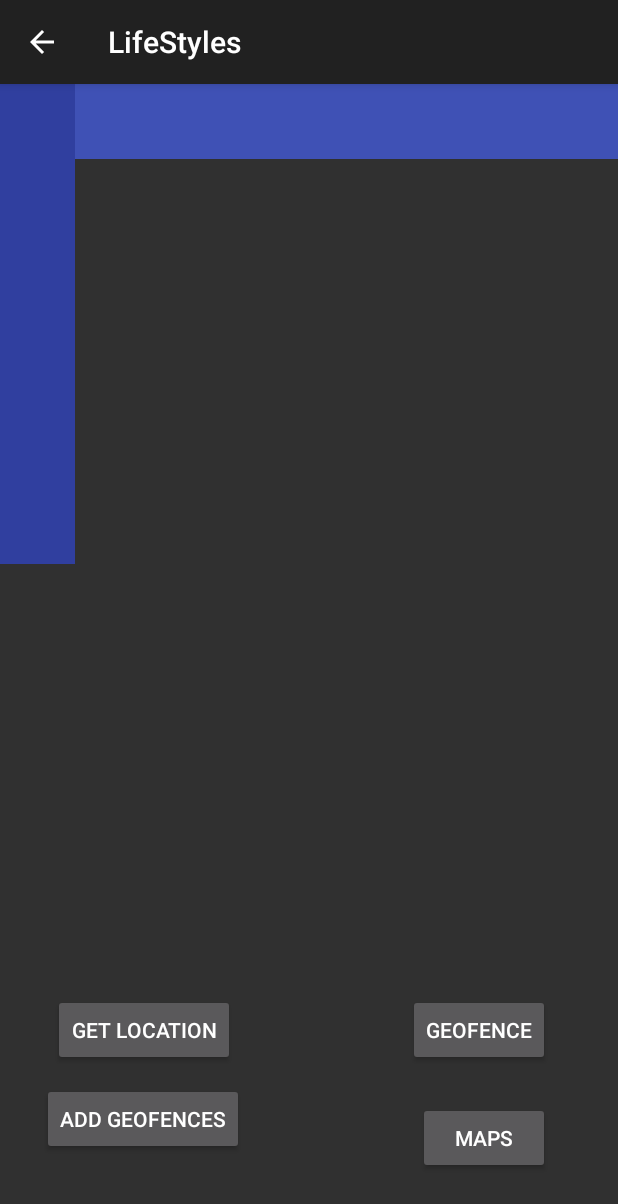
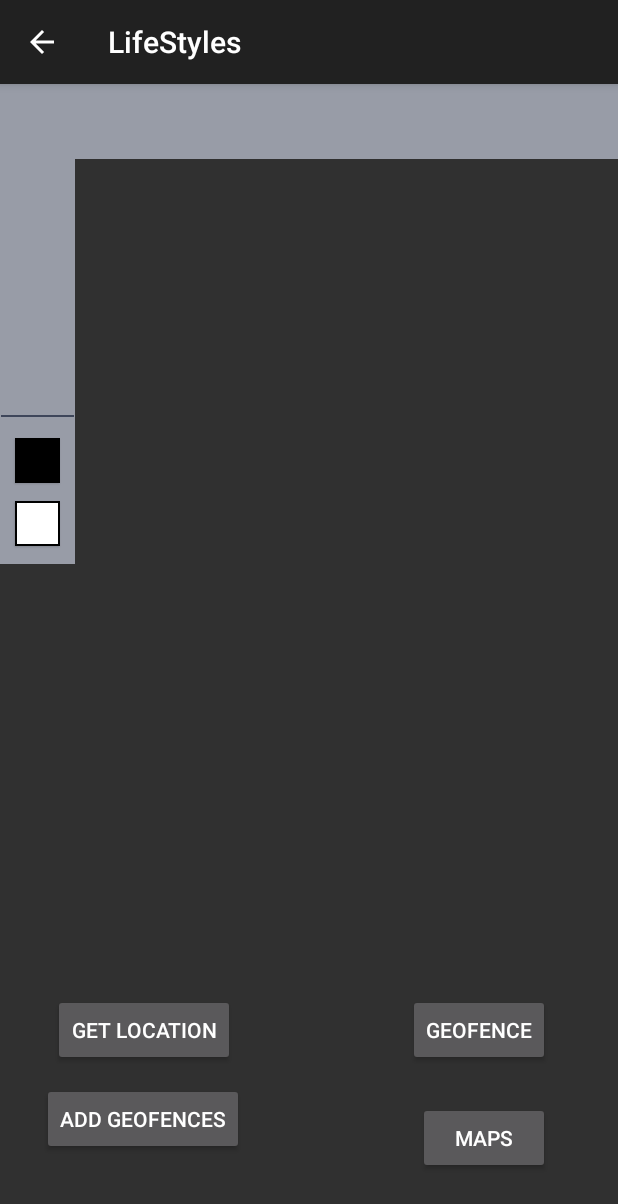
Before and after one commit to BenHunt-io/Lifestyles, an Android app: the screen it shows after launch (Geofencing), on a phone screen of 412 x 824 dp. Shown: the top 1204 px of the screen. Run offline under Robolectric (Android 15) with nearby library versions, the phone set to English and light mode, and no system bars.

Commit message:
Added Paint Buckets via XML ShapeDrawables

```diff
--- /dev/null
+++ b/app/src/main/res/drawable/fill.xml
@@ -0,0 +1,13 @@
+<?xml version="1.0" encoding="utf-8"?>
+<shape
+    xmlns:android="http://schemas.android.com/apk/res/android"
+        android:shape="rectangle" >
+    <size
+        android:height="25dp"
+        android:width="25dp"/>
+    <solid
+        android:color="#FFFFFF"/>
+    <stroke
+        android:color="#000000"
+        android:width="1dp"/>
+    </shape>
--- /dev/null
+++ b/app/src/main/res/drawable/map_tools_divider.xml
@@ -0,0 +1,9 @@
+<?xml version="1.0" encoding="utf-8"?>
+<shape
+    xmlns:android="http://schemas.android.com/apk/res/android"
+    android:shape="line" >
+    <stroke
+        android:color="@color/color_line_dark_blue"
+        android:width="1dp">
+    </stroke>
+</shape>
--- /dev/null
+++ b/app/src/main/res/drawable/stroke.xml
@@ -0,0 +1,13 @@
+<?xml version="1.0" encoding="utf-8"?>
+<shape
+    xmlns:android="http://schemas.android.com/apk/res/android"
+        android:shape="rectangle" >
+    <size
+        android:height="5dp"
+        android:width="5dp"/>
+    <solid
+        android:color="#000000"/>
+    <stroke
+        android:color="#000000"
+        android:width="1dp"/>
+    </shape>
--- a/app/src/main/res/layout/activity_geofencing.xml
+++ b/app/src/main/res/layout/activity_geofencing.xml
@@ -27,13 +27,10 @@
         android:elevation="4dp"
         android:theme="@style/ThemeOverlay.AppCompat.ActionBar"
         app:popupTheme="@style/ThemeOverlay.AppCompat.Light"
-        android:layout_marginRight="0dp"
         app:layout_constraintRight_toRightOf="parent"
-        android:layout_marginLeft="0dp"
         app:layout_constraintLeft_toLeftOf="parent"
         app:layout_constraintHorizontal_bias="0.0"
         app:layout_constraintTop_toTopOf="parent"
-        android:layout_marginTop="0dp"
         app:layout_constraintBottom_toBottomOf="parent"
         android:layout_marginBottom="8dp"
         app:layout_constraintVertical_bias="0.0" />
@@ -43,7 +40,7 @@
         android:layout_width="wrap_content"
         android:layout_height="wrap_content"
         android:text="GeoFence"
-        tools:layout_editor_absoluteY="381dp"
+        tools:layout_editor_absoluteY="431dp"
         tools:layout_editor_absoluteX="52dp" />
 
     <TextView
@@ -51,7 +48,7 @@
         android:layout_width="wrap_content"
         android:layout_height="wrap_content"
         android:text="TextView"
-        tools:layout_editor_absoluteY="470dp"
+        tools:layout_editor_absoluteY="520dp"
         tools:layout_editor_absoluteX="35dp" />
 
     <TextView
@@ -59,7 +56,7 @@
         android:layout_width="wrap_content"
         android:layout_height="wrap_content"
         android:text="TextView"
-        tools:layout_editor_absoluteY="470dp"
+        tools:layout_editor_absoluteY="520dp"
         tools:layout_editor_absoluteX="103dp" />
 
     <Button
@@ -116,35 +113,17 @@
         android:text="Confirm Location"
         app:layout_constraintLeft_toLeftOf="parent"
         app:layout_constraintRight_toRightOf="parent"
-        tools:layout_editor_absoluteY="182dp"
         android:layout_marginStart="50dp"
-        app:layout_constraintHorizontal_bias="1.0" />
-
-    <LinearLayout
-        android:background="@color/colorPrimaryDark"
-        android:layout_width="0dp"
-        android:layout_height="320dp"
-        android:layout_marginBottom="186dp"
-        android:orientation="vertical"
-        app:layout_constraintBottom_toBottomOf="parent"
-        app:layout_constraintLeft_toLeftOf="parent"
-        app:layout_constraintRight_toLeftOf="@+id/rectangleLayout"
-        android:id="@+id/linearLayout"
-        app:layout_constraintHorizontal_bias="1.0"
-        app:layout_constraintTop_toTopOf="@+id/linearLayout3"
-        android:layout_marginTop="0dp"
-        app:layout_constraintVertical_bias="0.0"></LinearLayout>
+        app:layout_constraintHorizontal_bias="0.0"
+        android:layout_marginTop="-7dp"
+        app:layout_constraintTop_toBottomOf="@+id/my_toolbar" />
 
     <LinearLayout
         android:id="@+id/linearLayout3"
 
         android:layout_width="0dp"
         android:layout_height="0dp"
-        android:layout_marginBottom="0dp"
-        android:layout_marginLeft="0dp"
-        android:layout_marginRight="0dp"
-        android:layout_marginTop="0dp"
-        android:background="@color/colorPrimary"
+        android:background="@color/light_blue_white"
         android:orientation="horizontal"
         app:layout_constraintBottom_toTopOf="@+id/mapLayout"
         app:layout_constraintHorizontal_bias="1.0"
@@ -169,6 +148,46 @@
         app:layout_constraintVertical_bias="0.0"
         app:layout_constraintTop_toBottomOf="@+id/my_toolbar"></LinearLayout>
 
+    <ImageButton
+        android:id="@+id/fillButton"
+        android:layout_width="30dp"
+        android:layout_height="30dp"
+        android:layout_alignParentStart="true"
+        android:layout_alignParentTop="true"
+        android:layout_marginBottom="12dp"
+        app:layout_constraintBottom_toBottomOf="@+id/linearLayout"
+        app:layout_constraintLeft_toLeftOf="parent"
+        app:layout_constraintRight_toLeftOf="@+id/rectangleLayout"
+        android:background="@drawable/fill"
+        android:translationZ="1dp"/>
+    <!-- Higher the translationZ the higher it will appear on the stack of other views (Foreground)-->
+
+    <ImageButton
+        android:id="@+id/strokeButton"
+        android:layout_width="30dp"
+        android:layout_height="30dp"
+        android:layout_alignParentStart="true"
+        android:layout_alignParentTop="true"
+        android:layout_marginBottom="12dp"
+        app:layout_constraintLeft_toLeftOf="parent"
+        app:layout_constraintRight_toLeftOf="@+id/rectangleLayout"
+        android:background="@drawable/stroke"
+        android:translationZ="1dp"
+        app:layout_constraintBottom_toTopOf="@+id/fillButton" />
+
+    <ImageView
+        android:id="@+id/paintBucketDivider"
+        android:layout_width="50dp"
+        android:layout_height="5dp"
+        android:layout_alignParentStart="true"
+        android:layout_centerVertical="true"
+        android:layout_marginLeft="0dp"
+        android:translationZ="1dp"
+        app:layout_constraintLeft_toLeftOf="parent"
+        app:srcCompat="@drawable/map_tools_divider"
+        android:layout_marginBottom="12dp"
+        app:layout_constraintBottom_toTopOf="@+id/strokeButton" />
+
     <RelativeLayout
         android:id="@+id/rectangleLayout"
         android:layout_width="0dp"
@@ -178,13 +197,35 @@
         android:layout_marginTop="50dp"
         android:orientation="vertical"
         app:layout_constraintBottom_toBottomOf="parent"
-        app:layout_constraintHorizontal_bias="1.0"
+        app:layout_constraintHorizontal_bias="0.0"
         app:layout_constraintLeft_toLeftOf="parent"
         app:layout_constraintRight_toRightOf="parent"
         app:layout_constraintTop_toBottomOf="@+id/my_toolbar"
         app:layout_constraintVertical_bias="0.0">
 
     </RelativeLayout>
+
+    <android.support.constraint.Guideline
+        android:layout_width="wrap_content"
+        android:layout_height="wrap_content"
+        android:id="@+id/guideline2"
+        app:layout_constraintGuide_begin="20dp"
+        android:orientation="vertical"
+        tools:layout_editor_absoluteY="25dp"
+        tools:layout_editor_absoluteX="20dp" />
+
+    <LinearLayout
+        android:id="@+id/linearLayout"
+        android:layout_width="0dp"
+        android:layout_height="320dp"
+        android:background="@color/light_blue_white"
+        android:orientation="vertical"
+        app:layout_constraintBottom_toBottomOf="parent"
+        app:layout_constraintHorizontal_bias="0.0"
+        app:layout_constraintLeft_toLeftOf="parent"
+        app:layout_constraintRight_toLeftOf="@+id/rectangleLayout"
+        app:layout_constraintTop_toTopOf="@+id/linearLayout3"
+        app:layout_constraintVertical_bias="0.0"></LinearLayout>
 
 
 </android.support.constraint.ConstraintLayout>
--- a/app/src/main/res/values/colors.xml
+++ b/app/src/main/res/values/colors.xml
@@ -4,4 +4,7 @@
     <color name="colorPrimaryDark">#303F9F</color>
     <color name="colorAccent">#FF4081</color>
     <color name="lightBlue">#5881c4</color>
+
+    <color name="light_blue_white">#989CA7</color>
+    <color name="color_line_dark_blue">#3E465A</color>
 </resources>
```
